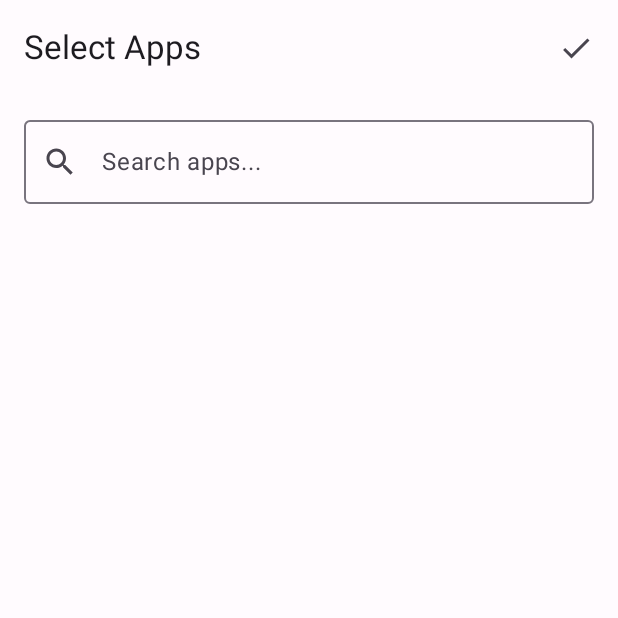
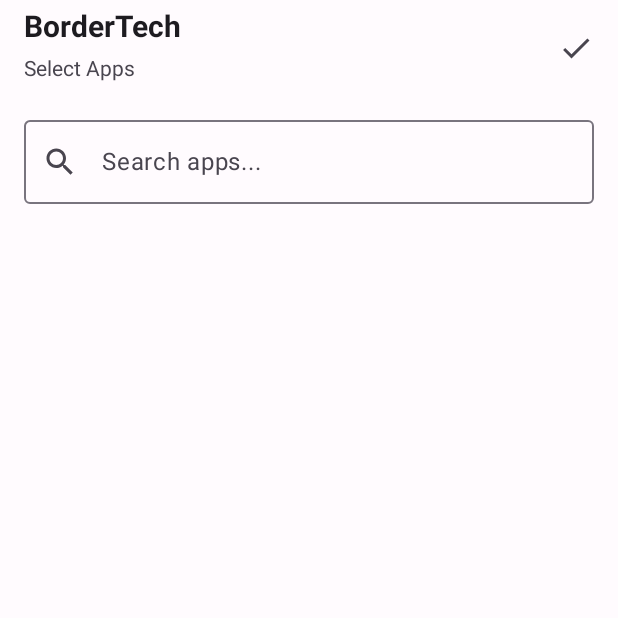
Before and after one commit to hidayat-nur/app-test-autonomos, an Android app built with Jetpack Compose: the AppSelectionScreen screen opened through its navigation route, on a phone screen of 412 x 824 dp, the top half of it. Run offline under Robolectric (Android 15) with nearby library versions, the phone set to English and light mode, and no system bars; our stand-ins replace Dagger/Hilt's generated code.

Commit message:
feat: Update app branding in UI and strings for consistency

```diff
--- a/app/src/main/java/com/appautomation/presentation/ui/screens/AppSelectionScreen.kt
+++ b/app/src/main/java/com/appautomation/presentation/ui/screens/AppSelectionScreen.kt
@@ -80,7 +80,20 @@ fun AppSelectionScreen(
     Scaffold(
         topBar = {
             TopAppBar(
-                title = { Text("Select Apps") },
+                title = {
+                    Column {
+                        Text(
+                            "BorderTech",
+                            fontWeight = FontWeight.Bold,
+                            fontSize = 20.sp
+                        )
+                        Text(
+                            "Select Apps",
+                            fontSize = 14.sp,
+                            color = MaterialTheme.colorScheme.onSurfaceVariant
+                        )
+                    }
+                },
                 actions = {
                     if (selectedApps.isNotEmpty()) {
                         TextButton(onClick = { viewModel.clearAll() }) {
--- a/app/src/main/java/com/appautomation/presentation/ui/screens/PermissionsScreen.kt
+++ b/app/src/main/java/com/appautomation/presentation/ui/screens/PermissionsScreen.kt
@@ -14,7 +14,9 @@ import androidx.compose.foundation.rememberScrollState
 import androidx.compose.foundation.verticalScroll
 import androidx.compose.ui.Modifier
 import androidx.compose.ui.text.font.FontWeight
+import androidx.compose.ui.text.style.TextAlign
 import androidx.compose.ui.unit.dp
+import androidx.compose.ui.unit.sp
 import androidx.hilt.navigation.compose.hiltViewModel
 import com.appautomation.presentation.viewmodel.SettingsViewModel
 
@@ -50,7 +52,20 @@ fun PermissionsScreen(
     Scaffold(
         topBar = {
             TopAppBar(
-                title = { Text("Required Permissions") }
+                title = {
+                    Column {
+                        Text(
+                            "BorderTech",
+                            fontWeight = FontWeight.Bold,
+                            fontSize = 20.sp
+                        )
+                        Text(
+                            "Setup",
+                            fontSize = 14.sp,
+                            color = MaterialTheme.colorScheme.onSurfaceVariant
+                        )
+                    }
+                }
             )
         }
     ) { padding ->
@@ -67,6 +82,15 @@ fun PermissionsScreen(
                 contentDescription = null,
                 modifier = Modifier.size(80.dp),
                 tint = MaterialTheme.colorScheme.primary
+            )
+
+            Spacer(modifier = Modifier.height(24.dp))
+
+            Text(
+                "Welcome to BorderTech Automation",
+                style = MaterialTheme.typography.headlineSmall,
+                fontWeight = FontWeight.Bold,
+                textAlign = TextAlign.Center
             )
 
             Spacer(modifier = Modifier.height(24.dp))
--- a/app/src/main/res/values/strings.xml
+++ b/app/src/main/res/values/strings.xml
@@ -1,5 +1,5 @@
 <resources>
-    <string name="app_name">App Automation</string>
+    <string name="app_name">BorderTech Automation</string>
     <string name="accessibility_service_description">This service allows the app to automatically launch and interact with other apps for testing purposes. It can perform gestures, clicks, and monitor app states.</string>
 
     <!-- Permissions -->
@@ -44,7 +44,7 @@
     <string name="permission_denied">Not Granted</string>
 
     <!-- Notifications -->
-    <string name="notification_channel_name">App Automation</string>
+    <string name="notification_channel_name">BorderTech Automation</string>
     <string name="notification_channel_description">Shows automation progress and status</string>
     <string name="notification_title">Automation Running</string>
     <string name="notification_current_app">Current: %s</string>
```
Also changed, not shown: app/src/main/java/com/appautomation/presentation/ui/screens/MonitoringScreen.kt (+14 -1 lines).
